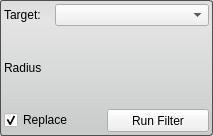
SCIInstitute/Seg3D, file src/Interface/ToolInterface/MedianFilterInterface.ui: the form before one commit.
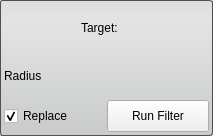
The form after the commit.

Patch:
```diff
--- a/src/Interface/ToolInterface/MedianFilterInterface.ui
+++ b/src/Interface/ToolInterface/MedianFilterInterface.ui
@@ -52,27 +52,29 @@
     <number>4</number>
    </property>
    <item>
-    <layout class="QHBoxLayout" name="activeHLayout" stretch="1,3">
+    <layout class="QHBoxLayout" name="activeHLayout" stretch="1">
      <property name="spacing">
       <number>0</number>
      </property>
      <item>
       <widget class="QLabel" name="activeLabel">
+       <property name="sizePolicy">
+        <sizepolicy hsizetype="Fixed" vsizetype="Preferred">
+         <horstretch>0</horstretch>
+         <verstretch>0</verstretch>
+        </sizepolicy>
+       </property>
+       <property name="minimumSize">
+        <size>
+         <width>50</width>
+         <height>0</height>
+        </size>
+       </property>
        <property name="text">
         <string>Target:</string>
        </property>
       </widget>
      </item>
-     <item>
-      <widget class="QComboBox" name="targetComboBox">
-       <property name="sizeAdjustPolicy">
-        <enum>QComboBox::AdjustToMinimumContentsLength</enum>
-       </property>
-       <property name="minimumContentsLength">
-        <number>12</number>
-       </property>
-      </widget>
-     </item>
     </layout>
    </item>
    <item>
@@ -106,6 +108,12 @@
     <layout class="QHBoxLayout" name="replaceRunLayout">
      <item>
       <widget class="QCheckBox" name="replaceCheckBox">
+       <property name="minimumSize">
+        <size>
+         <width>0</width>
+         <height>32</height>
+        </size>
+       </property>
        <property name="text">
         <string>Replace</string>
        </property>
@@ -116,10 +124,16 @@
      </item>
      <item>
       <widget class="QPushButton" name="runButton">
+       <property name="minimumSize">
+        <size>
+         <width>0</width>
+         <height>32</height>
+        </size>
+       </property>
        <property name="maximumSize">
         <size>
          <width>16777215</width>
-         <height>23</height>
+         <height>32</height>
         </size>
        </property>
        <property name="text">
```
